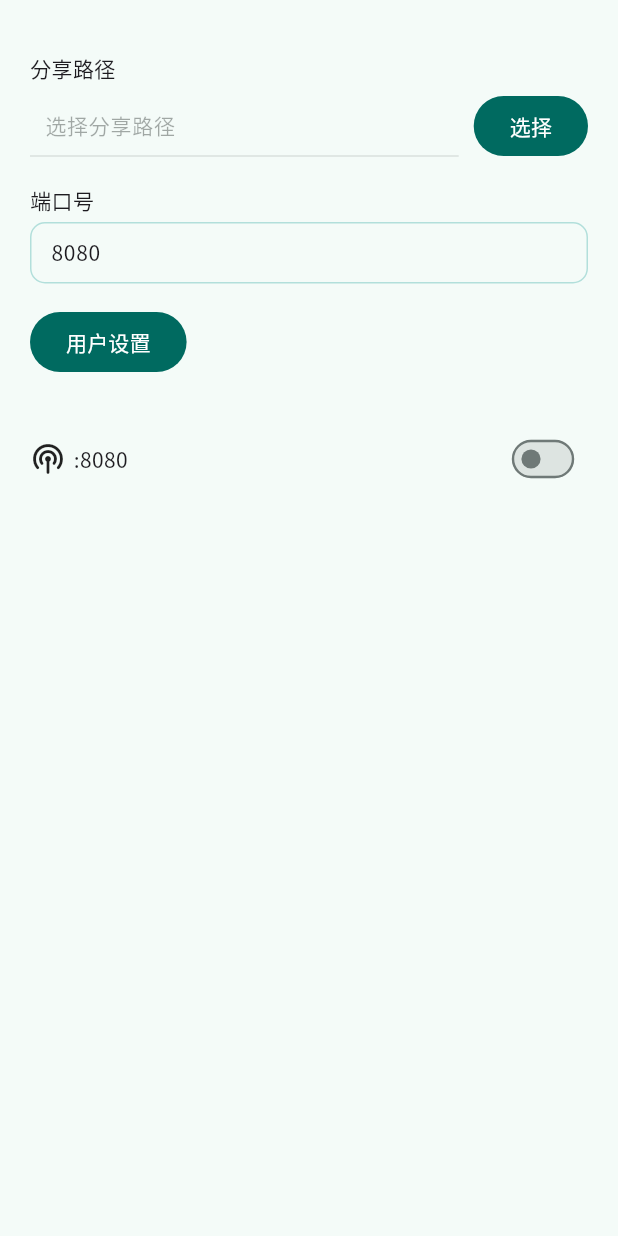
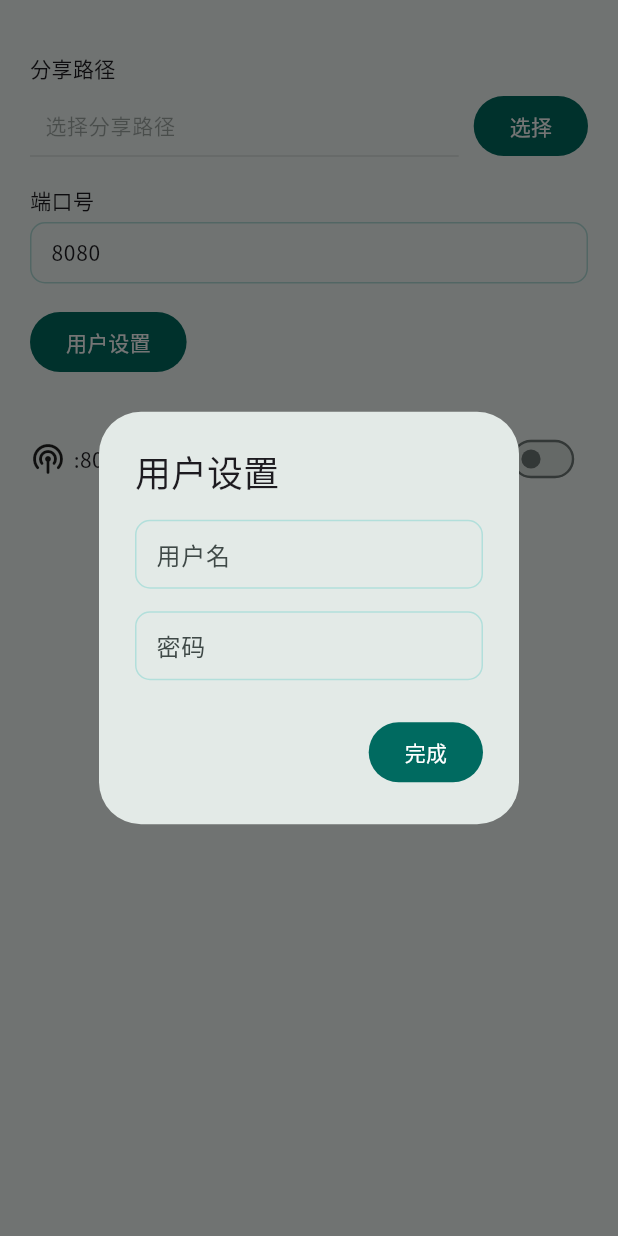
Before and after one commit to Zhoucheng133/DAV-Server, a Flutter app: the screen it shows after launch, after a tap on "用户设置", on a phone screen of 412 x 824 dp. Run offline on Flutter 3.47's test engine with Material 3 defaults, Android fonts, the phone set to English and light mode, and no system bars; our stand-ins replace file_picker, get, google_fonts, shared_preferences; missing offline and left inert: window_manager; statements that could not run were skipped.

Commit message:
完成设置身份验证

```diff
--- /dev/null
+++ b/lib/funcs/dialogs.dart
@@ -0,0 +1,19 @@
+import 'package:flutter/material.dart';
+
+void showErr(BuildContext context, String title, String content){
+  showDialog(
+    context: context,
+    builder: (context)=>AlertDialog(
+      title: Text(title),
+      content: Text(content),
+      actions: [
+        FilledButton(
+          onPressed: (){
+            Navigator.pop(context);
+          },
+          child: const Text('好的')
+        )
+      ],
+    )
+  );
+}
--- a/lib/main_window.dart
+++ b/lib/main_window.dart
@@ -1,5 +1,6 @@
 import 'dart:io';
 
+import 'package:dav_server/funcs/dialogs.dart';
 import 'package:dav_server/variables/main_var.dart';
 import 'package:file_picker/file_picker.dart';
 import 'package:flutter/material.dart';
@@ -61,8 +62,96 @@ class _MainWindowState extends State<MainWindow> with WindowListener {
   TextEditingController sharePort=TextEditingController();
   final m=Get.put(MainVar());
 
+  bool useAuth=false;
+  TextEditingController username=TextEditingController();
+  TextEditingController password=TextEditingController();
+
   void auth(BuildContext context){
+    showDialog(
+      context: context,
+      builder: (context)=>AlertDialog(
+        title: const Text('用户设置'),
+        content: StatefulBuilder(
+          builder: (BuildContext context, StateSetter setState) {
+            return Column(
+              mainAxisSize: MainAxisSize.min,
+              children: [
+                TextField(
+                  controller: username,
+                  decoration: InputDecoration(
+                    enabledBorder: OutlineInputBorder(
+                      borderSide: BorderSide(color: Colors.teal[100]!, width: 1.0),
+                      borderRadius: BorderRadius.circular(10)
+                    ),
+                    focusedBorder: OutlineInputBorder(
+                      borderSide: const BorderSide(color: Colors.teal, width: 2.0),
+                      borderRadius: BorderRadius.circular(10)
+                    ),
+                    hintText: '如果允许匿名访问则留空',
+                    isCollapsed: true,
+                    labelText: "用户名",
+                    contentPadding: const EdgeInsets.only(top: 15, bottom: 10, left: 10, right: 10),
+                    hintStyle: TextStyle(
+                      color: Colors.grey[400]
+                    )
+                  ),
+                  autocorrect: false,
+                  enableSuggestions: false,
+                  style: const TextStyle(
+                    fontSize: 14,
+                  ),
+                ),
+                const SizedBox(height: 15,),
+                TextField(
+                  controller: password,
+                  decoration: InputDecoration(
+                    enabledBorder: OutlineInputBorder(
+                      borderSide: BorderSide(color: Colors.teal[100]!, width: 1.0),
+                      borderRadius: BorderRadius.circular(10)
+                    ),
+                    focusedBorder: OutlineInputBorder(
+                      borderSide: const BorderSide(color: Colors.teal, width: 2.0),
+                      borderRadius: BorderRadius.circular(10)
+                    ),
+                    labelText: "密码",
+                    isCollapsed: true,
+                    contentPadding: const EdgeInsets.only(top: 15, bottom: 10, left: 10, right: 10),
+                    hintStyle: TextStyle(
+                      color: Colors.grey[400]
+                    )
+                  ),
+                  obscureText: true,
+                  autocorrect: false,
+                  enableSuggestions: false,
+                  style: const TextStyle(
+                    fontSize: 14,
+                  ),
+                ),
+              ],
+            );
+          }
+        ),
+        actions: [
+          FilledButton(
+            onPressed: (){
 
+              if((username.text.isEmpty && password.text.isNotEmpty) || (username.text.isNotEmpty && password.text.isEmpty)){
+                showErr(context, "设置失败", "用户名和密码必须都要填写或都不填写");
+                return;
+              }else{
+                if(username.text.isEmpty && password.text.isEmpty){
+                  useAuth=false;
+                }else{
+                  useAuth=true;
+                }
+              }
+              Navigator.pop(context);
+            },
+            child: const Text('完成')
+          )
+        ],
+      )
+    );
   }
 
   @override
@@ -173,11 +262,6 @@ class _MainWindowState extends State<MainWindow> with WindowListener {
                 ],
               ),
               const SizedBox(height: 15,),
-              // const Align(
-              //   alignment: Alignment.centerLeft,
-              //   child: Text('访问限制')
-              // ),
-              // const SizedBox(height: 5,),
               Row(
                 crossAxisAlignment: CrossAxisAlignment.center,
                 children: [
@@ -205,7 +289,7 @@ class _MainWindowState extends State<MainWindow> with WindowListener {
                         splashRadius: 0,
                         value: m.running.value,
                         onChanged: (val) async {
-
+                          // TODO 运行
                         }
                       ),
                     )
```
